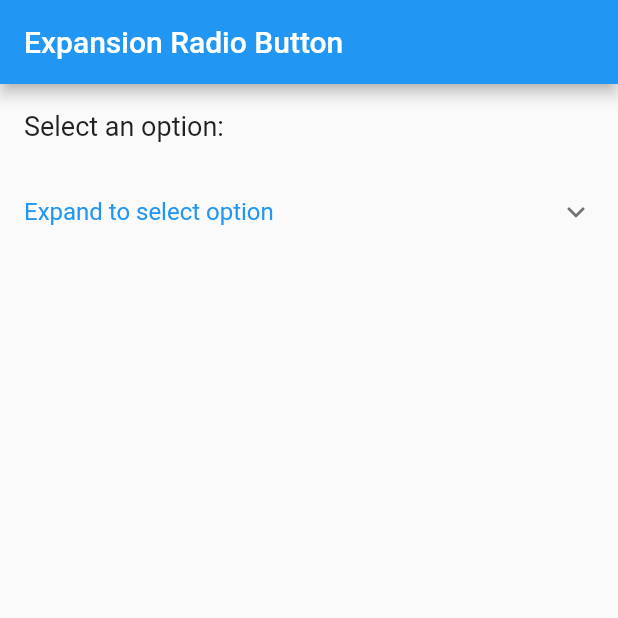
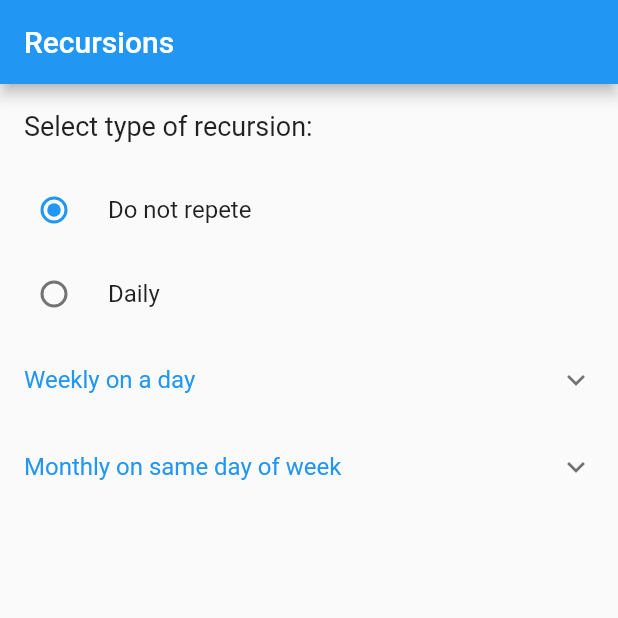
Before and after one commit to hel707/Team1, a Flutter app: the screen it shows after launch, scrolled down 33 dp, after a tap on the "add" icon, on a phone screen of 412 x 824 dp, the top half of it. Run offline on Flutter 3.47's test engine with Material 2 defaults, Android fonts, the light colour scheme and no system bars; our stand-ins replace cloud_firestore, firebase_auth, firebase_core, google_sign_in, percent_indicator; accounts and stored records are empty.

Commit message:
Update add_task_screen.dart

```diff
--- a/src/up_task/lib/screens/add_task_screen.dart
+++ b/src/up_task/lib/screens/add_task_screen.dart
@@ -3,7 +3,6 @@ import 'package:flutter/material.dart';
 //Custom imports
 import 'package:up_task/customwidgets/Recurrence/recurrence_tile.dart';
 import 'package:up_task/screens/add_task_screen.dart';
-
 
 class AddTaskPage extends StatelessWidget {
   const AddTaskPage({super.key});
@@ -13,7 +12,7 @@ class AddTaskPage extends StatelessWidget {
     return MaterialApp(
       home: Scaffold(
         appBar: AppBar(
-          title: const Text('Expansion Radio Button'),
+          title: const Text('Recursions'),
         ),
         body: const RadioWithExpansion(),
       ),
@@ -30,7 +29,7 @@ class RadioWithExpansion extends StatefulWidget {
 }
 
 class _RadioWithExpansionState extends State<RadioWithExpansion> {
-  late String selectedOption='Option 1';
+  late String selectedOption = 'Do not repete';
   bool isExpanded = false;
 
   @override
@@ -39,13 +38,121 @@ class _RadioWithExpansionState extends State<RadioWithExpansion> {
       children: <Widget>[
         const ListTile(
           title: Text(
-            'Select an option:',
+            'Select type of recursion:',
             style: TextStyle(fontSize: 18),
           ),
         ),
+
+        RadioListTile(
+          title: const Text('Do not repete'),
+          value: 'Do not repete',
+          groupValue: selectedOption,
+          onChanged: (value) {
+            setState(() {
+              selectedOption = value!;
+              isExpanded = false; // Collapse the panel after selecting
+            });
+          },
+        ),
+
+        RadioListTile(
+          title: const Text('Daily'),
+          value: 'Daily',
+          groupValue: selectedOption,
+          onChanged: (value) {
+            setState(() {
+              selectedOption = value!;
+              isExpanded = true; // Collapse the panel after selecting
+            });
+          },
+        ),
+
+//Weekly on a day
         ExpansionTile(
           title: const Text(
-            'Expand to select option',
+            'Weekly on a day',
+            style: TextStyle(color: Colors.blue),
+          ),
+          initiallyExpanded: isExpanded,
+          onExpansionChanged: (value) {
+            setState(() {
+              isExpanded = value;
+            });
+          },
+          children: <Widget>[
+            RadioListTile(
+              title: const Text('Monday'),
+              value: 'Monday',
+              groupValue: selectedOption,
+              onChanged: (value) {
+                setState(() {
+                  selectedOption = value!;
+                  isExpanded = false; // Collapse the panel after selecting
+                });
+              },
+            ),
+            RadioListTile(
+              title: const Text('Tuesday'),
+              value: 'Tuesday',
+              groupValue: selectedOption,
+              onChanged: (value) {
+                setState(() {
+                  selectedOption = value!;
+                  isExpanded = false; // Collapse the panel after selecting
+                });
+              },
+            ),
+            RadioListTile(
+              title: const Text('Wednesday'),
+              value: 'Wednesday',
+              groupValue: selectedOption,
+              onChanged: (value) {
+                setState(() {
+                  selectedOption = value!;
+                  isExpanded = false; // Collapse the panel after selecting
+                });
+              },
+            ),
+            RadioListTile(
+              title: const Text('Thrusday'),
+              value: 'Thrusday',
+              groupValue: selectedOption,
+              onChanged: (value) {
+                setState(() {
+                  selectedOption = value!;
+                  isExpanded = false; // Collapse the panel after selecting
+                });
+              },
+            ),
+            RadioListTile(
+              title: const Text('Friday'),
+              value: 'Friday',
+              groupValue: selectedOption,
+              onChanged: (value) {
+                setState(() {
+                  selectedOption = value!;
+                  isExpanded = false; // Collapse the panel after selecting
+                });
+              },
+            ),
+            RadioListTile(
+              title: const Text('Saturday'),
+              value: 'Saturday',
+              groupValue: selectedOption,
+              onChanged: (value) {
+                setState(() {
+                  selectedOption = value!;
+                  isExpanded = false; // Collapse the panel after selecting
+                });
+              },
+            ),
+          ],
+        ),
+
+// Monthly on same day of week
+        ExpansionTile(
+          title: const Text(
+            'Monthly on same day of week',
             style: TextStyle(color: Colors.blue),
           ),
           initiallyExpanded: isExpanded,
```
